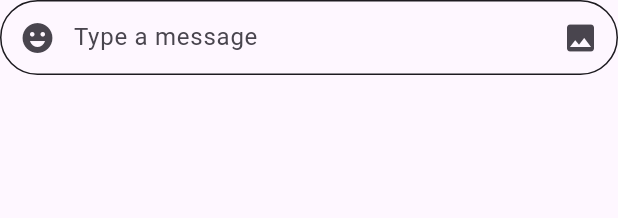
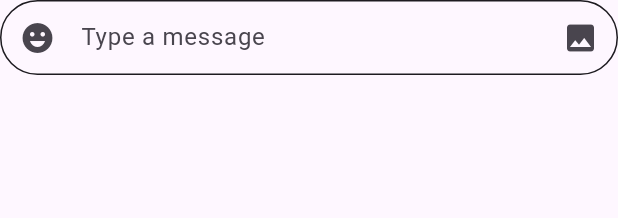
Before and after one commit to Devsaci/gemini_rd_app, a Flutter app: the BottomChatField widget shown alone on an empty page, opened directly, on a phone screen of 412 x 824 dp. Shown: the top 218 px of the screen. Run offline on Flutter 3.47's test engine with Material 3 defaults, Android fonts, the phone set to English and light mode, and no system bars; our stand-ins replace google_generative_ai, hive_flutter, image_picker; accounts and stored records are empty.

Commit message:
textFieldFocus /  texteController

```diff
--- a/lib/widgets/bottom_chat_field.dart
+++ b/lib/widgets/bottom_chat_field.dart
@@ -8,6 +8,10 @@ class BottomChatField extends StatefulWidget {
 }
 
 class _BottomChatFieldState extends State<BottomChatField> {
+  var textFieldFocus;
+
+  var texteController;
+
   @override
   Widget build(BuildContext context) {
     return Container(
@@ -23,9 +27,12 @@ class _BottomChatFieldState extends State<BottomChatField> {
             onPressed: () {},
             icon: const Icon(Icons.emoji_emotions),
           ),
-          const Expanded(
+          const SizedBox(width: 5),
+          Expanded(
             child: TextField(
-              decoration: InputDecoration(
+              focusNode: textFieldFocus,
+              controller: texteController,
+              decoration: const InputDecoration(
                 hintText: 'Type a message',
                 border: InputBorder.none,
               ),
```
